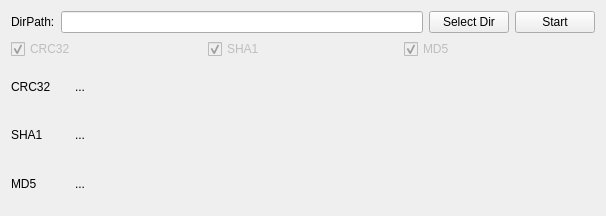
Qt form examples/WidgetDemo/widget.ui (sakuraOnlin/CheckDuplicateFiles) before a commit.
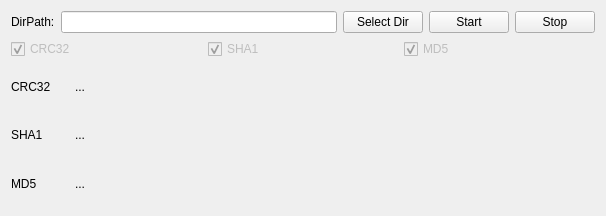
The same form after that commit.

Diff of the .ui file:
```diff
--- a/examples/WidgetDemo/widget.ui
+++ b/examples/WidgetDemo/widget.ui
@@ -42,6 +42,13 @@
          </property>
         </widget>
        </item>
+       <item>
+        <widget class="QPushButton" name="pBStop">
+         <property name="text">
+          <string>Stop</string>
+         </property>
+        </widget>
+       </item>
       </layout>
      </item>
      <item>
```
